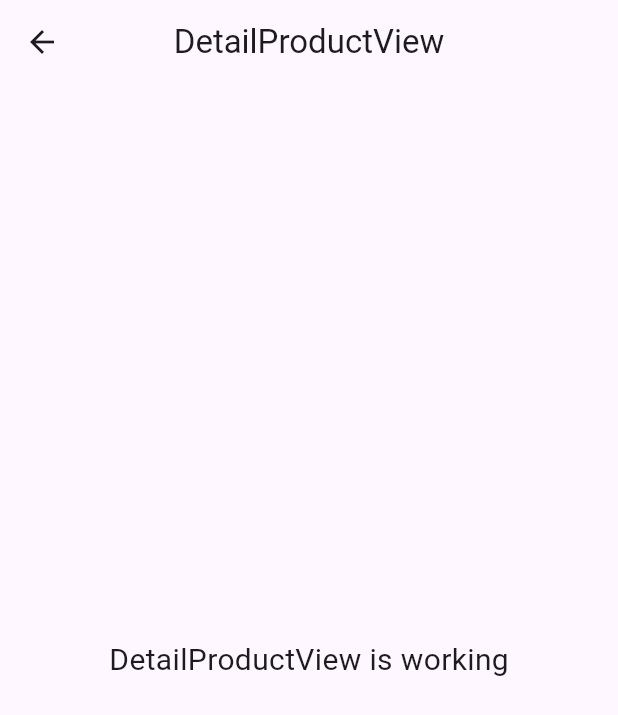
After one commit to MSyabdewa/warehouse_management, a Flutter app: the DetailProductView screen opened by its route, on a phone screen of 412 x 824 dp. The commit adds this screen. Shown: the top 715 px of the screen. Run offline on Flutter 3.47's test engine with Material 3 defaults, Android fonts, the phone set to English and light mode, and no system bars; our stand-ins replace get.

Commit message:
feat: Add detail product route and view

```diff
--- /dev/null
+++ b/lib/app/modules/detail_product/views/detail_product_view.dart
@@ -0,0 +1,24 @@
+import 'package:flutter/material.dart';
+
+import 'package:get/get.dart';
+
+import '../controllers/detail_product_controller.dart';
+
+class DetailProductView extends GetView<DetailProductController> {
+  const DetailProductView({Key? key}) : super(key: key);
+  @override
+  Widget build(BuildContext context) {
+    return Scaffold(
+      appBar: AppBar(
+        title: const Text('DetailProductView'),
+        centerTitle: true,
+      ),
+      body: const Center(
+        child: Text(
+          'DetailProductView is working',
+          style: TextStyle(fontSize: 20),
+        ),
+      ),
+    );
+  }
+}
--- a/lib/app/routes/app_pages.dart
+++ b/lib/app/routes/app_pages.dart
@@ -2,6 +2,8 @@
 
 import '../modules/add_product/bindings/add_product_binding.dart';
 import '../modules/add_product/views/add_product_view.dart';
+import '../modules/detail_product/bindings/detail_product_binding.dart';
+import '../modules/detail_product/views/detail_product_view.dart';
 import '../modules/home/bindings/home_binding.dart';
 import '../modules/home/views/home_view.dart';
 import '../modules/login/bindings/login_binding.dart';
@@ -37,5 +39,10 @@
       page: () => const ProductsView(),
       binding: ProductsBinding(),
     ),
+    GetPage(
+      name: _Paths.DETAIL_PRODUCT,
+      page: () => const DetailProductView(),
+      binding: DetailProductBinding(),
+    ),
   ];
 }
--- a/lib/app/routes/app_routes.dart
+++ b/lib/app/routes/app_routes.dart
@@ -7,6 +7,7 @@
   static const LOGIN = _Paths.LOGIN;
   static const ADD_PRODUCT = _Paths.ADD_PRODUCT;
   static const PRODUCTS = _Paths.PRODUCTS;
+  static const DETAIL_PRODUCT = _Paths.DETAIL_PRODUCT;
 }
 
 abstract class _Paths {
@@ -15,4 +16,5 @@
   static const LOGIN = '/login';
   static const ADD_PRODUCT = '/add-product';
   static const PRODUCTS = '/products';
+  static const DETAIL_PRODUCT = '/detail-product';
 }
```
Also changed, not shown: lib/app/modules/detail_product/bindings/detail_product_binding.dart (added, +12 -0 lines), lib/app/modules/detail_product/controllers/detail_product_controller.dart (added, +23 -0 lines).
